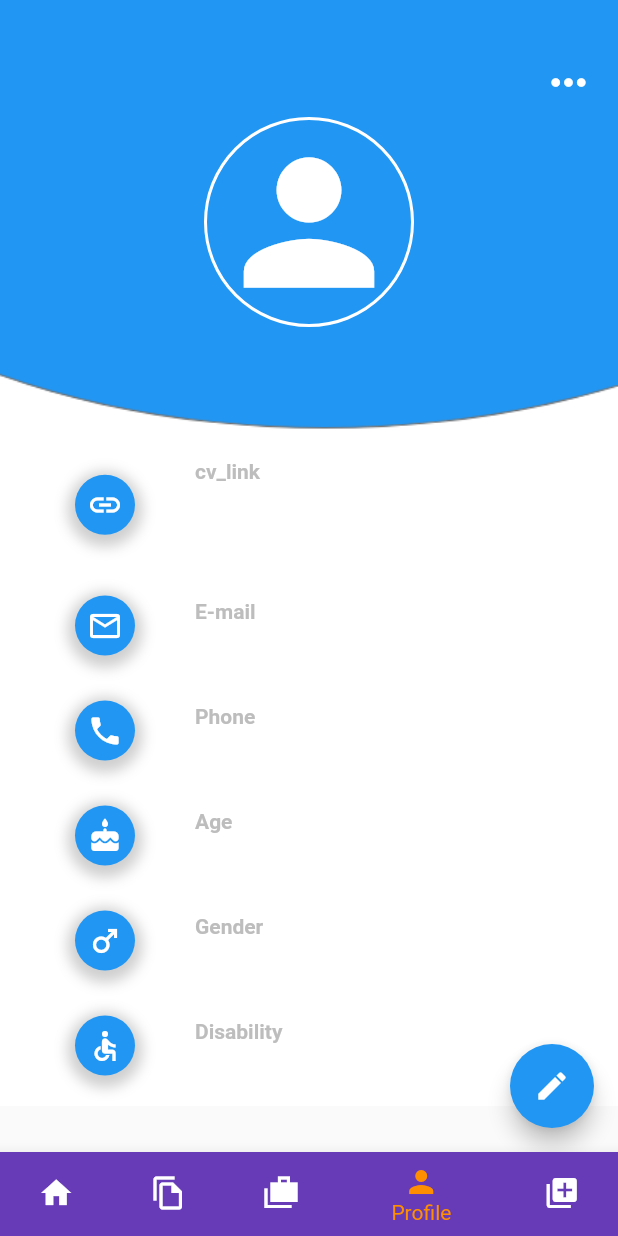
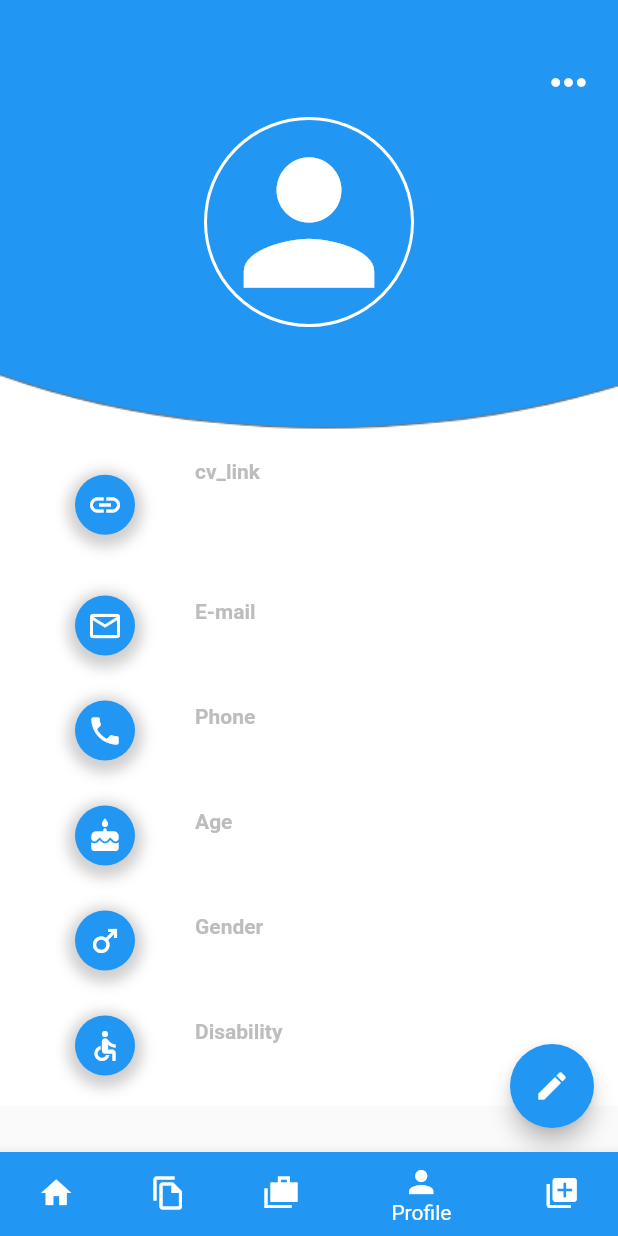
Before and after one commit to DevHalimMahmoud/Wuzzuf-PWDs, a Flutter app: the MainScreen screen opened directly, item 4 of the bottom bar chosen, on a phone screen of 412 x 824 dp. Run offline on Flutter 3.47's test engine with Material 2 defaults, Android fonts, the phone set to English and light mode, and no system bars; our stand-ins replace carousel_slider, cloud_firestore, dio, firebase_auth, flutter_svg, fluttertoast; accounts and stored records are empty; network calls fail; Roboto replaces fonts that are missing (TextFont).

Commit message:
change colors of navigation bar

```diff
--- a/lib/screens/main_screen.dart
+++ b/lib/screens/main_screen.dart
@@ -50,26 +50,26 @@ class _MainScreenState extends State<MainScreen> {
           BottomNavigationBarItem(
             icon: Icon(Icons.file_copy_outlined),
             label: 'Applications',
-            backgroundColor: Colors.green,
+            backgroundColor: Colors.blue,
           ),
           BottomNavigationBarItem(
             icon: Icon(Icons.cases_sharp),
             label: 'Jobs',
-            backgroundColor: Colors.pink,
+            backgroundColor: Colors.blue,
           ),
           BottomNavigationBarItem(
             icon: Icon(Icons.person),
             label: 'Profile',
-            backgroundColor: Colors.deepPurple,
+            backgroundColor: Colors.blue,
           ),
           BottomNavigationBarItem(
             icon: Icon(Icons.add_to_photos),
             label: 'Post Job',
-            backgroundColor: Colors.red,
+            backgroundColor: Colors.blue,
           ),
         ],
         currentIndex: _selectedIndex,
-        selectedItemColor: Colors.amber[800],
+            backgroundColor: Colors.blue,
         onTap: _onItemTapped,
       ),
     );
```
